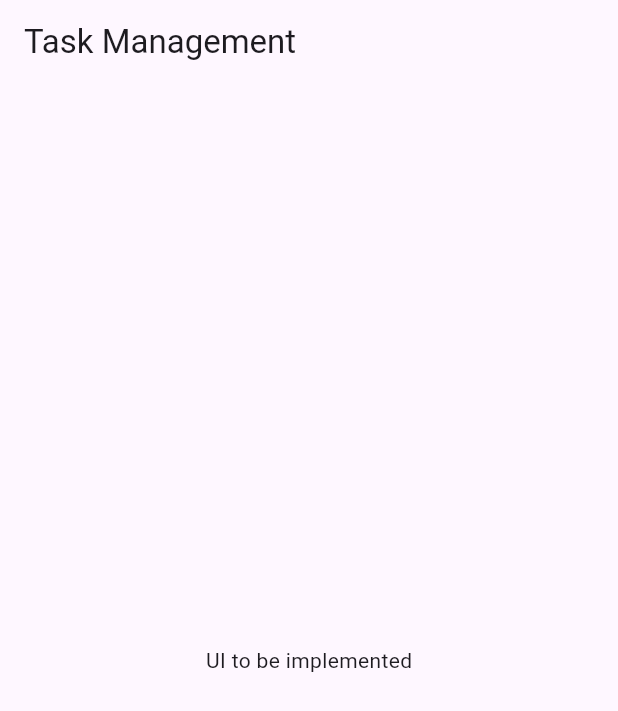
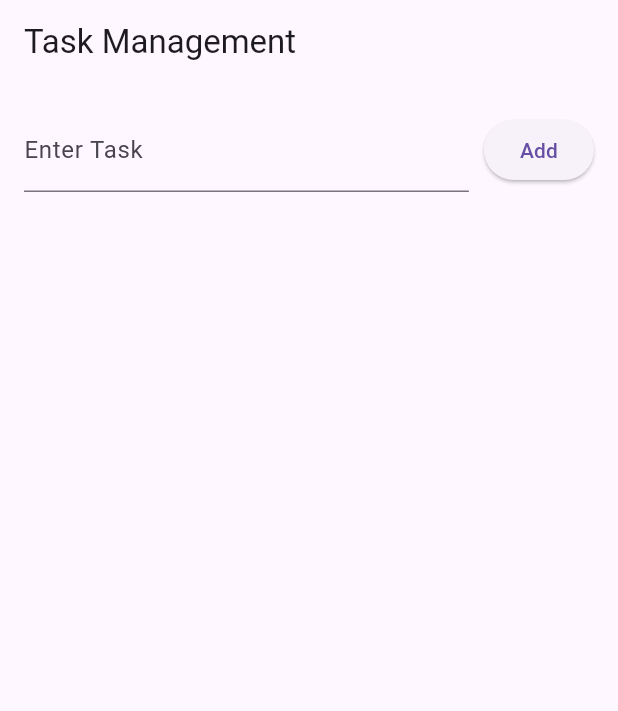
Before and after one commit to SamiAhmed007/task_management_app, a Flutter app: the screen it shows after launch, on a phone screen of 412 x 824 dp. Shown: the top 711 px of the screen. Run offline on Flutter 3.47's test engine with Material 3 defaults, Android fonts, the phone set to English and light mode, and no system bars.

Commit message:
Feature 3: Implement task addition with input field and Add button

```diff
--- a/lib/main.dart
+++ b/lib/main.dart
@@ -24,14 +24,46 @@ class TaskListScreen extends StatefulWidget {
 }
 
 class _TaskListScreenState extends State<TaskListScreen> {
+  final TextEditingController _taskController = TextEditingController();
+  List<Task> _tasks = [];
+
+  void _addTask() {
+    if (_taskController.text.isNotEmpty) {
+      setState(() {
+        _tasks.add(Task(name: _taskController.text));
+        _taskController.clear();
+      });
+    }
+  }
+
   @override
   Widget build(BuildContext context) {
     return Scaffold(
       appBar: AppBar(
         title: Text('Task Management'),
       ),
-      body: Center(
-        child: Text('UI to be implemented'),
+      body: Padding(
+        padding: const EdgeInsets.all(16.0),
+        child: Column(
+          children: [
+            Row(
+              children: [
+                Expanded(
+                  child: TextField(
+                    controller: _taskController,
+                    decoration: InputDecoration(labelText: 'Enter Task'),
+                  ),
+                ),
+                SizedBox(width: 10),
+                ElevatedButton(
+                  onPressed: _addTask,
+                  child: Text('Add'),
+                ),
+              ],
+            ),
+            // Placeholder for task list
+          ],
+        ),
       ),
     );
   }
```
